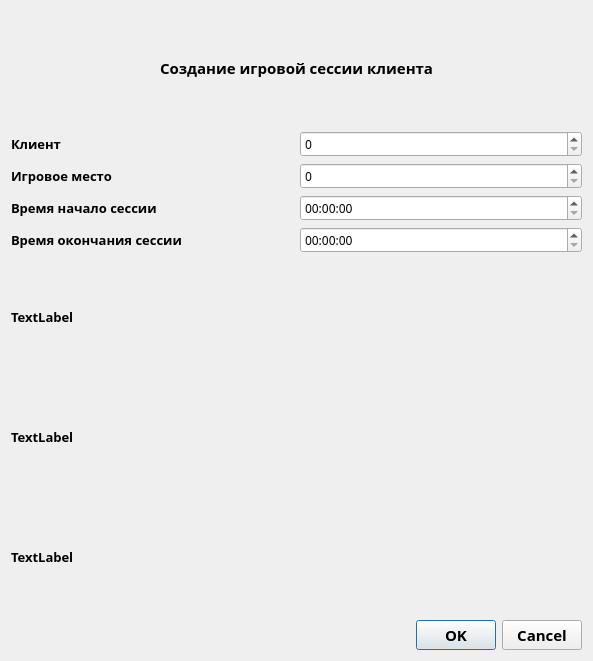
Old version of the form Computer_club/addsession.ui in the repository nydrawandcry/ComputerClub_Database.
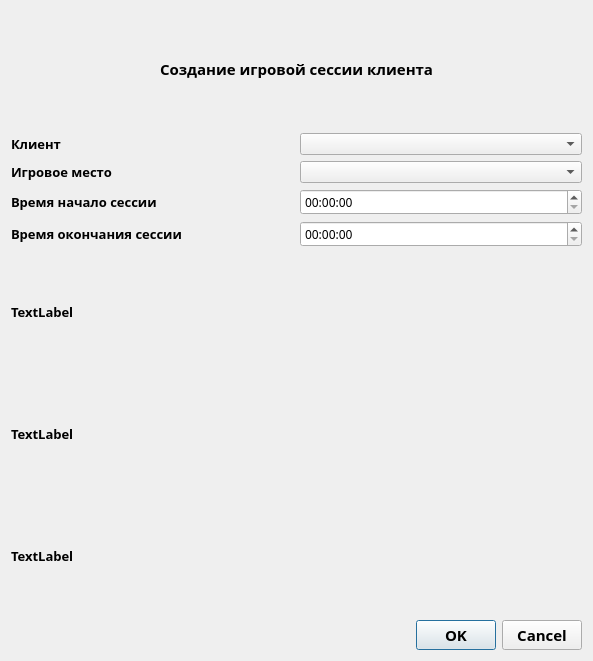
New version of the form.

The edit to the form file:
```diff
--- a/Computer_club/addsession.ui
+++ b/Computer_club/addsession.ui
@@ -108,15 +108,7 @@
         </widget>
        </item>
        <item>
-        <widget class="QSpinBox" name="ClientId">
-         <property name="font">
-          <font>
-           <family>Century Gothic</family>
-           <pointsize>9</pointsize>
-           <bold>false</bold>
-          </font>
-         </property>
-        </widget>
+        <widget class="QComboBox" name="Client"/>
        </item>
       </layout>
      </item>
@@ -137,15 +129,7 @@
         </widget>
        </item>
        <item>
-        <widget class="QSpinBox" name="PlaceId">
-         <property name="font">
-          <font>
-           <family>Century Gothic</family>
-           <pointsize>9</pointsize>
-           <bold>false</bold>
-          </font>
-         </property>
-        </widget>
+        <widget class="QComboBox" name="Place"/>
        </item>
       </layout>
      </item>
```
Left out of the diff: 8 changed lines with no effect on the pictures.
